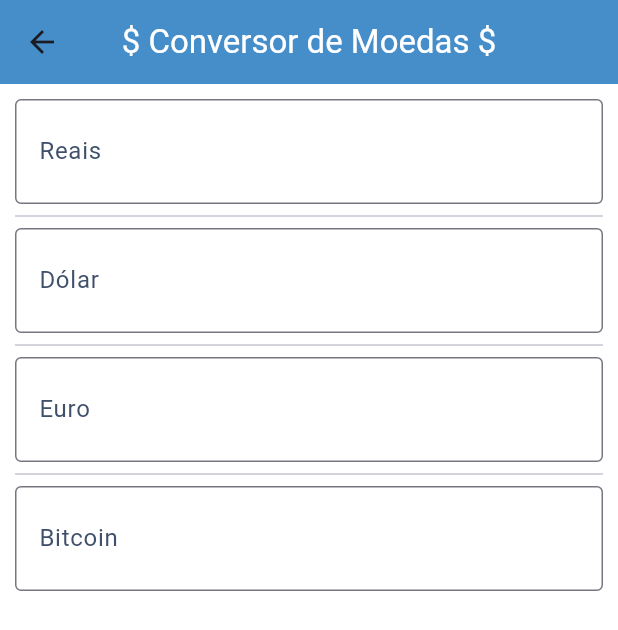
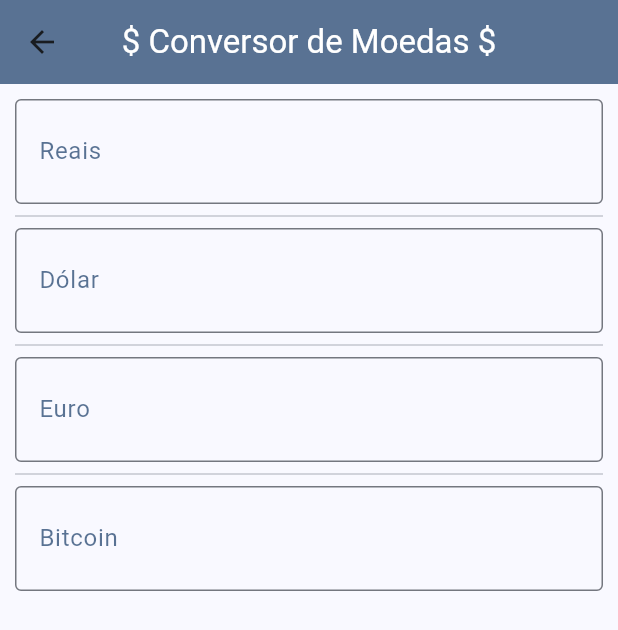
Before and after one commit to jady-lima/Aplicacao-Financeira, a Flutter app: the Convert screen opened directly with empty values, on a phone screen of 412 x 824 dp. Shown: the top 630 px of the screen. Run offline on Flutter 3.47's test engine with Material 3 defaults, Android fonts, the phone set to English and light mode, and no system bars; our stand-ins replace google_fonts; network calls fail.

Commit message:
Variação

```diff
--- a/aplicacao_financeira/lib/main.dart
+++ b/aplicacao_financeira/lib/main.dart
@@ -7,7 +7,9 @@
       title: "Currency App",
       home: const HomePage(),
       theme: ThemeData(
-        colorScheme: ColorScheme.fromSeed(seedColor: const Color.fromARGB(255, 10, 21, 138)),
+        colorScheme: ColorScheme.fromSeed(
+          seedColor: const Color.fromARGB(179, 21, 57, 101)
+        ),
         useMaterial3: true,
       ),
     )
--- a/aplicacao_financeira/lib/models/stock_details.dart
+++ b/aplicacao_financeira/lib/models/stock_details.dart
@@ -16,7 +16,7 @@
       name: json['name'] as String,
       location: json['location'] as String,
       points: json['points']?.toDouble(),
-      variation: json['points']?.toDouble()
+      variation: json['variation']?.toDouble()
     );
   }
 
--- a/aplicacao_financeira/lib/pages/convert/convert.dart
+++ b/aplicacao_financeira/lib/pages/convert/convert.dart
@@ -85,15 +85,13 @@
   @override
   Widget build(BuildContext context) {
     return Scaffold(
-      backgroundColor: Colors.white,
-
       appBar: AppBar(
         title: const Text(
           "\$ Conversor de Moedas \$",
           style: TextStyle(color: Colors.white),
         ),
         centerTitle: true,
-        backgroundColor: const Color.fromARGB(255, 69, 142, 201),
+        backgroundColor: const Color.fromARGB(179, 21, 57, 101),
       ),
 
       body: SingleChildScrollView(
--- a/aplicacao_financeira/lib/pages/home/home_page.dart
+++ b/aplicacao_financeira/lib/pages/home/home_page.dart
@@ -45,20 +45,20 @@
           "Aplicação Financeira",
           style: TextStyle(color: Colors.white),
         ),
-        backgroundColor: const Color.fromARGB(255, 69, 142, 201),
+        backgroundColor: const Color.fromARGB(179, 21, 57, 101),
         centerTitle: true,
       ),
 
       body: ListView(
         children: <Widget>[
 
-          TitlesWidgets.buildTitles("Real hoje"),
+          TitlesWidgets.buildTitles("Cotação do real"),
 
           FutureBuilderCurrency.buildFutureBuilderCurrency(futureCurrency),
 
           TitlesWidgets.buildTitles("Bolsas de valores"),
 
-          FutureBuilderStock.buildFutureBuilderCurrency(futureStock),
+          FutureBuilderStock.buildFutureBuilderStocks(futureStock),
         ],
       ),
     );
--- a/aplicacao_financeira/lib/widgets/future_builder_stocks_widgets.dart
+++ b/aplicacao_financeira/lib/widgets/future_builder_stocks_widgets.dart
@@ -3,7 +3,7 @@
 import 'package:flutter/material.dart';
 
 class FutureBuilderStock{
-  static Widget buildFutureBuilderCurrency(Future<Stock> futureStock){
+  static Widget buildFutureBuilderStocks(Future<Stock> futureStock){
     return FutureBuilder<Stock>(
       future: futureStock,
       builder: (context, snapshot) {
@@ -22,8 +22,8 @@
           final cac = stock.getByStockName('CAC');
           final nikkei = stock.getByStockName('NIKKEI');
 
-          return Padding(
-            padding: const EdgeInsets.all(10.0),
+          return Container(
+            margin: const EdgeInsets.only(top: 20.0, bottom: 20.0, left: 25, right: 25),
             child: Column(
               children: <Widget>[
                 TitlesWidgets.buildStocksTitles(ibovespa),
--- a/aplicacao_financeira/lib/widgets/text_form_field_widgets.dart
+++ b/aplicacao_financeira/lib/widgets/text_form_field_widgets.dart
@@ -7,11 +7,11 @@
       controller: controller,
       decoration: InputDecoration(
         labelText: label,
-        labelStyle: const TextStyle(color: Color.fromARGB(255, 64, 80, 107)),
+        labelStyle: const TextStyle(color: Color.fromARGB(179, 21, 57, 101)),
         border: const OutlineInputBorder(),
         prefixText: prefix,
       ),
-      style: const TextStyle(color: Color.fromARGB(255, 62, 93, 109), fontSize: 25.0),
+      style: const TextStyle(color: Color.fromARGB(179, 21, 57, 101), fontSize: 25.0),
       keyboardType: const TextInputType.numberWithOptions(decimal: true),
     );
   }
```
Also changed, not shown: aplicacao_financeira/lib/widgets/titles_widgets.dart (+30 -8 lines), 1 other file.
